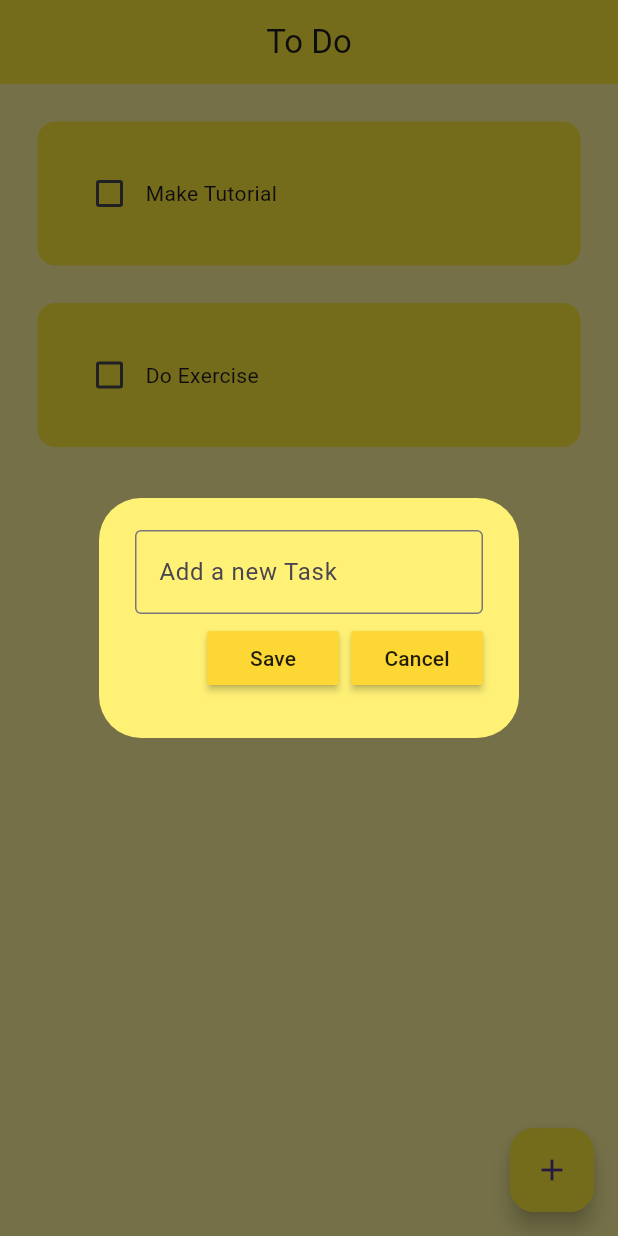
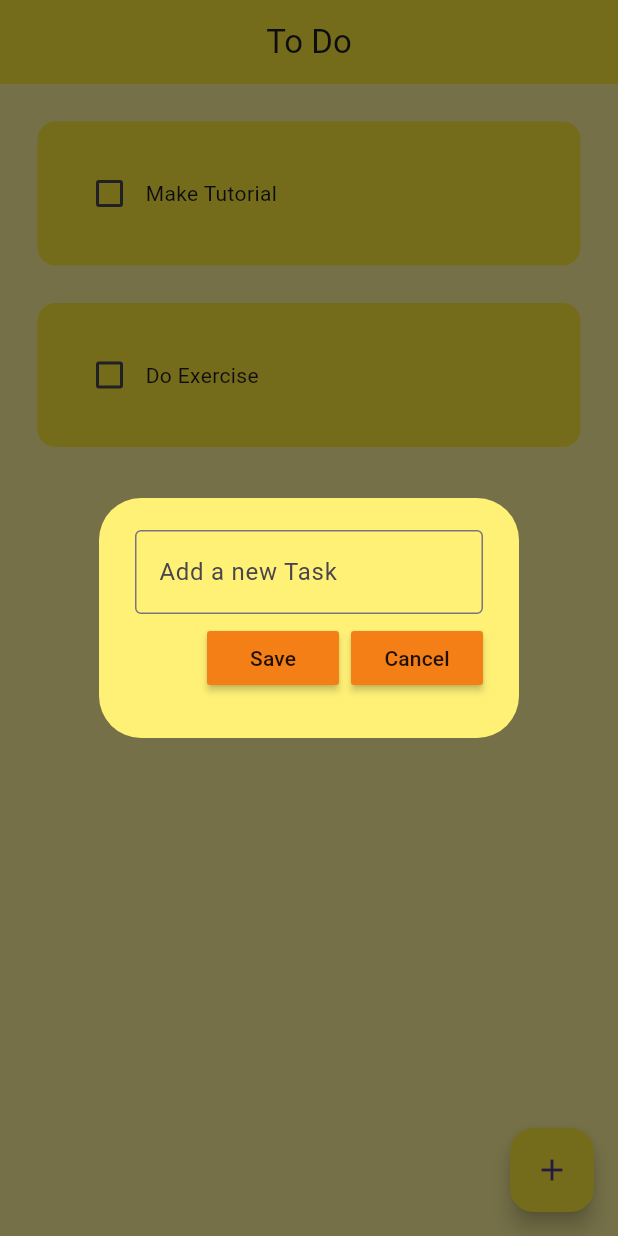
Before and after one commit to cs-48/flutter_to_do_appliction, a Flutter app: the screen it shows after launch, after a tap on the "add" icon, on a phone screen of 412 x 824 dp. Run offline on Flutter 3.47's test engine with Material 3 defaults, Android fonts, the phone set to English and light mode, and no system bars; drawn by our look-alikes of flutter_slidable; our stand-ins replace hive_flutter; missing offline and left inert: dart:ffi; accounts and stored records are empty.

Commit message:
chnaged 600 to 900

```diff
--- a/lib/utilities/my_button.dart
+++ b/lib/utilities/my_button.dart
@@ -15,7 +15,7 @@ class MyButton extends StatelessWidget {
   Widget build(BuildContext context) {
     return MaterialButton(
       onPressed: onPressed,
-      color: Colors.yellow[600],
+      color: Colors.yellow[900],
       child: Text(text),
     );
   }
```
